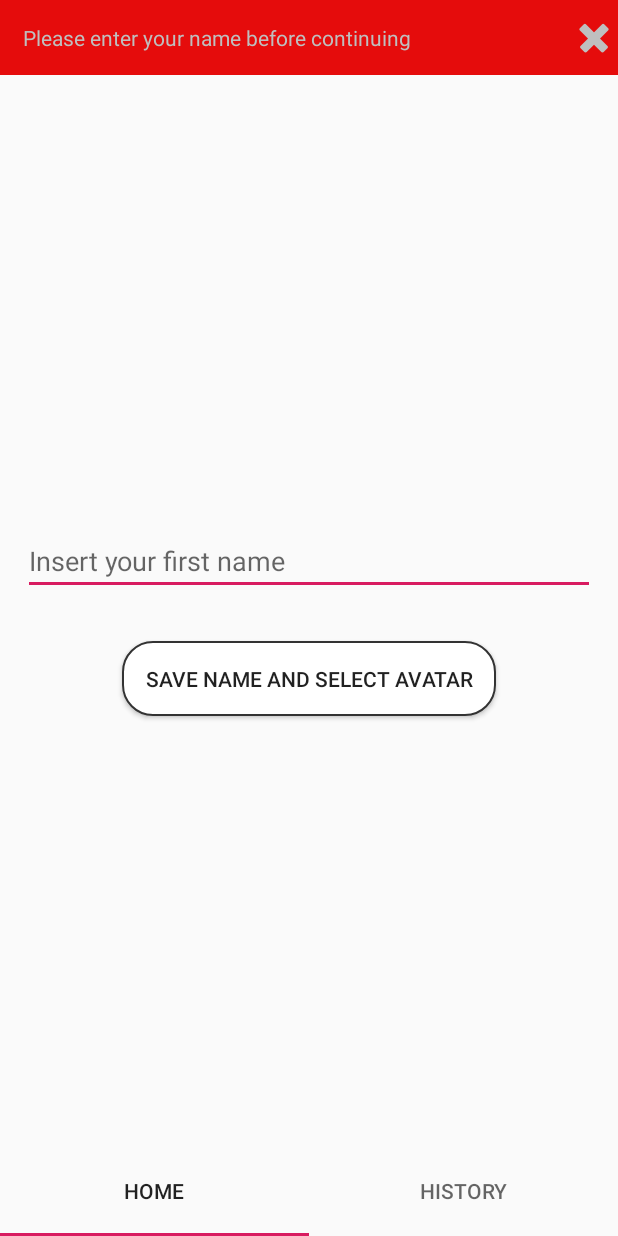
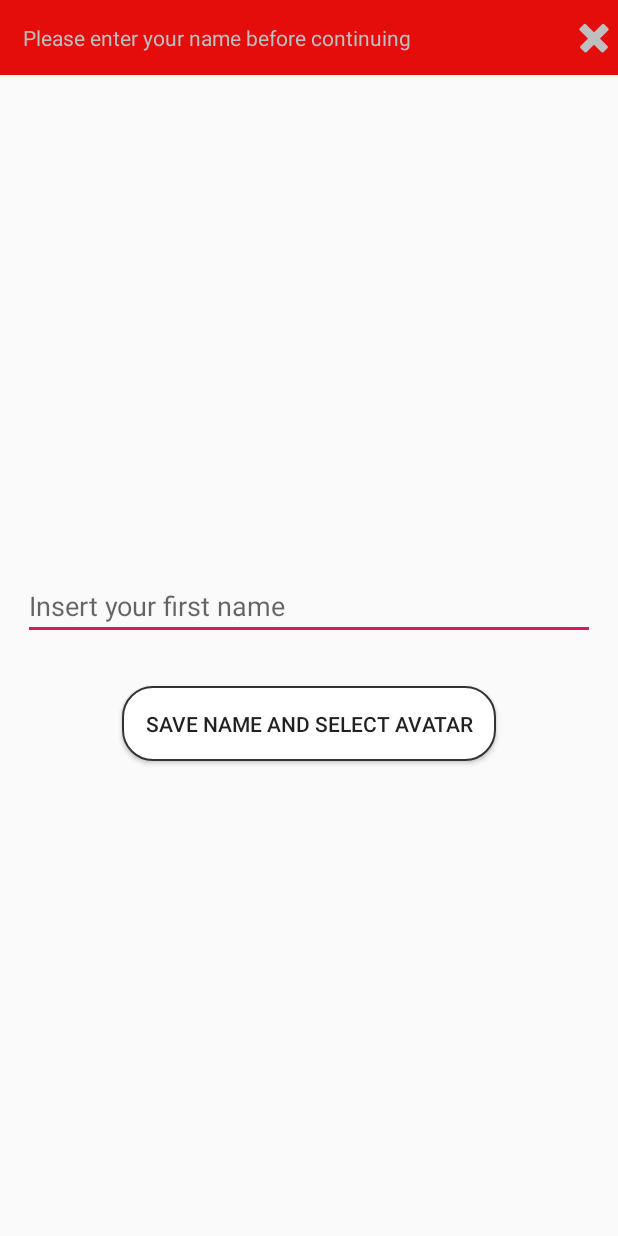
Before and after one commit to k2gu/WeatherApp, an Android app: the screen it shows after launch (MainActivity), after a tap on "SAVE NAME AND SELECT AVATAR", on a phone screen of 412 x 824 dp. Run offline under Robolectric (Android 15) with nearby library versions, the phone set to English and light mode, and no system bars; our stand-ins replace ButterKnife, Room's generated code.

Commit message:
LockableViewPager

```diff
--- a/app/src/main/java/p/kirke/weatherapp/MainActivity.java
+++ b/app/src/main/java/p/kirke/weatherapp/MainActivity.java
@@ -9,13 +9,13 @@ import androidx.annotation.NonNull;
 import androidx.appcompat.app.AppCompatActivity;
 import androidx.constraintlayout.widget.ConstraintLayout;
 import androidx.fragment.app.Fragment;
-import androidx.viewpager.widget.ViewPager;
 
 import com.google.android.material.tabs.TabLayout;
 
 import butterknife.BindView;
 import butterknife.ButterKnife;
 import butterknife.OnClick;
+import p.kirke.weatherapp.customviews.LockableViewPager;
 import p.kirke.weatherapp.home.HomeFragment;
 import p.kirke.weatherapp.onboarding.OnBoardingFragment;
 import p.kirke.weatherapp.pushnotification.NotificationHandler;
@@ -23,7 +23,7 @@ import p.kirke.weatherapp.pushnotification.NotificationHandler;
 public class MainActivity extends AppCompatActivity {
 
     @BindView(R.id.fragment_container)
-    public ViewPager viewPager;
+    public LockableViewPager viewPager;
     @BindView(R.id.tab_layout)
     public TabLayout tabLayout;
     @BindView(R.id.error_container)
@@ -53,6 +53,8 @@ public class MainActivity extends AppCompatActivity {
 
     private TabAdapter getTabAdapterWithFragments() {
         boolean hasUserData = PreferencesSingleton.getSingletonInstance(getBaseContext()).hasUserData();
+        tabLayout.setVisibility(hasUserData ? View.VISIBLE : View.GONE);
+        viewPager.setSwipeable(hasUserData);
         return new TabAdapter(getSupportFragmentManager(), hasUserData, getTabTitles());
     }
 
@@ -67,6 +69,8 @@ public class MainActivity extends AppCompatActivity {
         TabAdapter adapter = (TabAdapter) viewPager.getAdapter();
         if (adapter != null) {
             adapter.replaceFragmentOnboarding();
+            tabLayout.setVisibility(View.VISIBLE);
+            viewPager.setSwipeable(true);
         }
     }
 
--- /dev/null
+++ b/app/src/main/java/p/kirke/weatherapp/customviews/LockableViewPager.java
@@ -0,0 +1,40 @@
+package p.kirke.weatherapp.customviews;
+
+import android.content.Context;
+import android.util.AttributeSet;
+import android.view.MotionEvent;
+
+import androidx.viewpager.widget.ViewPager;
+
+public class LockableViewPager extends ViewPager {
+
+    private boolean swipeable;
+
+    public LockableViewPager(Context context) {
+        super(context);
+    }
+
+    public LockableViewPager(Context context, AttributeSet attrs) {
+        super(context, attrs);
+    }
+
+    @Override
+    public boolean onTouchEvent(MotionEvent event) {
+        if (this.swipeable) {
+            return super.onTouchEvent(event);
+        }
+        return false;
+    }
+
+    @Override
+    public boolean onInterceptTouchEvent(MotionEvent event) {
+        if (this.swipeable) {
+            return super.onInterceptTouchEvent(event);
+        }
+        return false;
+    }
+
+    public void setSwipeable(boolean swipeable) {
+        this.swipeable = swipeable;
+    }
+}
--- a/app/src/main/java/p/kirke/weatherapp/onboarding/OnBoardingFragment.java
+++ b/app/src/main/java/p/kirke/weatherapp/onboarding/OnBoardingFragment.java
@@ -1,9 +1,7 @@
 package p.kirke.weatherapp.onboarding;
 
-import android.Manifest;
 import android.app.Activity;
 import android.content.Intent;
-import android.content.pm.PackageManager;
 import android.database.Cursor;
 import android.net.Uri;
 import android.os.Bundle;
--- a/app/src/main/res/layout/activity_main.xml
+++ b/app/src/main/res/layout/activity_main.xml
@@ -6,15 +6,16 @@
     android:layout_height="match_parent"
     tools:context=".MainActivity">
 
-    <include layout="@layout/error_message"
+    <include
         android:id="@+id/error_container"
+        layout="@layout/error_message"
         android:visibility="gone"
         app:layout_constraintEnd_toEndOf="parent"
         app:layout_constraintStart_toStartOf="parent"
         app:layout_constraintTop_toTopOf="parent"
         tools:visibility="visible" />
 
-    <androidx.viewpager.widget.ViewPager
+    <p.kirke.weatherapp.customviews.LockableViewPager
         android:id="@+id/fragment_container"
         android:layout_width="match_parent"
         android:layout_height="0dp"
@@ -28,6 +29,7 @@
         android:id="@+id/tab_layout"
         android:layout_width="match_parent"
         android:layout_height="@dimen/tab_bar_height"
+        android:visibility="gone"
         app:layout_constraintBottom_toBottomOf="parent"
         app:layout_constraintEnd_toEndOf="parent"
         app:layout_constraintStart_toStartOf="parent" />
```
